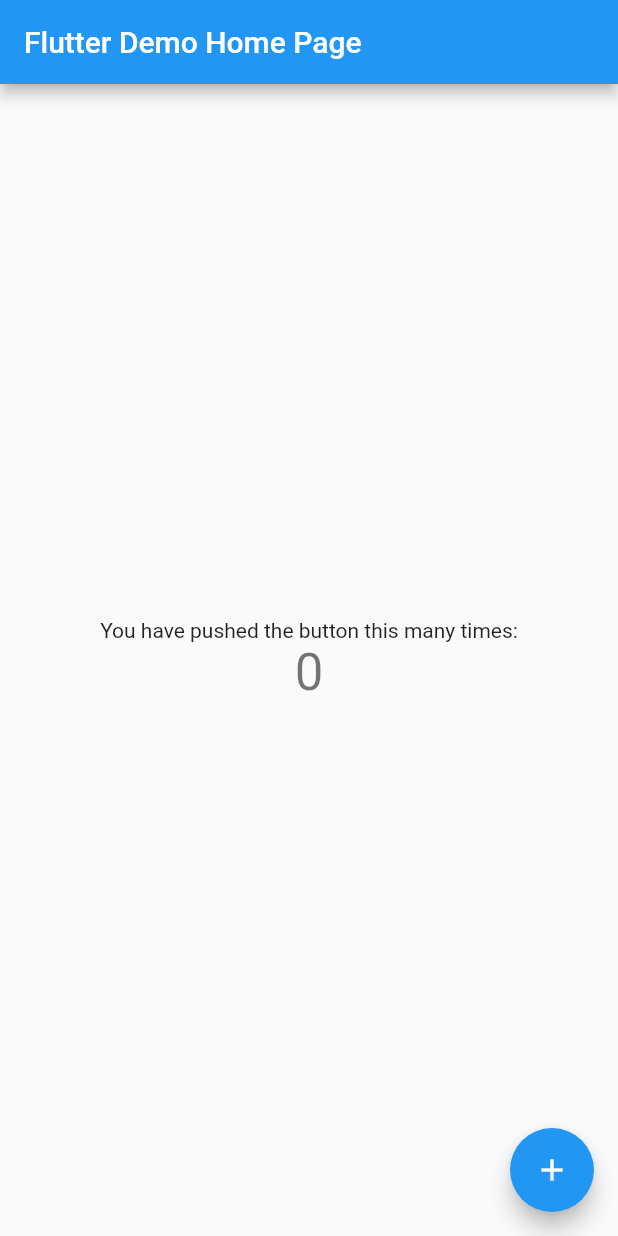
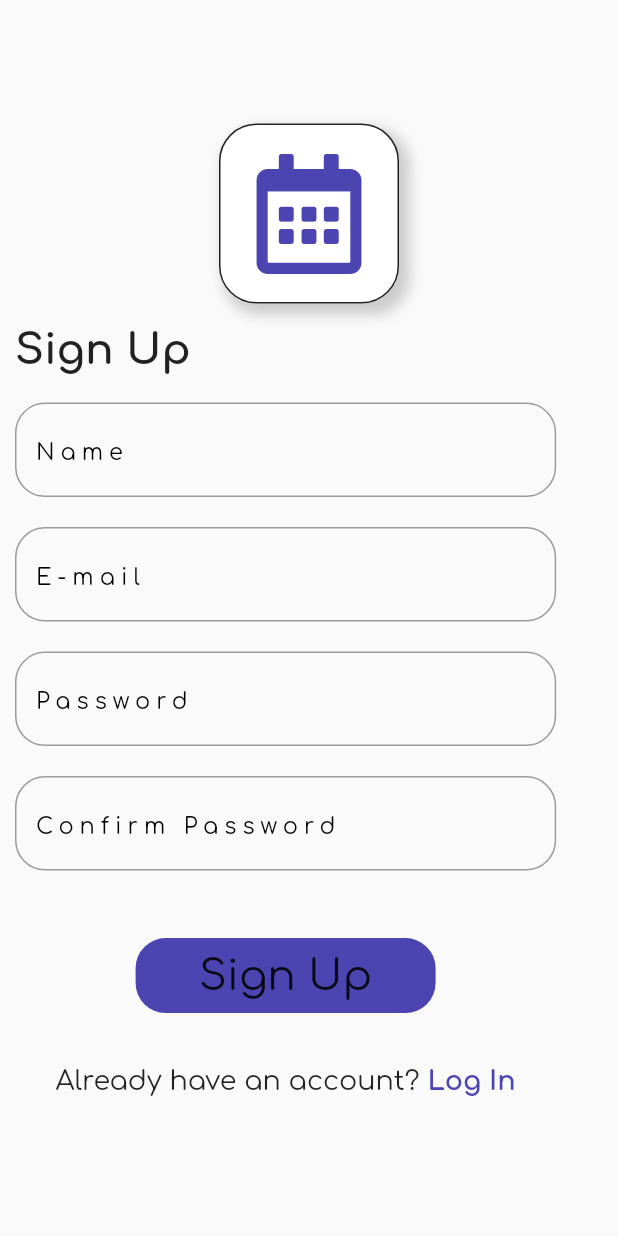
Before and after one commit to ompatel11/planner, a Flutter app: the screen it shows after launch, on a phone screen of 412 x 824 dp. Run offline on Flutter 3.47's test engine with Material 2 defaults, Android fonts, the phone set to English and light mode, and no system bars; our stand-ins replace font_awesome_flutter, google_fonts.

Commit message:
Added Sign Up Screen.

```diff
--- /dev/null
+++ b/planner/lib/Constants/constants.dart
@@ -0,0 +1,3 @@
+import 'package:flutter/material.dart';
+
+Color blueThemeColor = Color(0xff4C45B1);
--- /dev/null
+++ b/planner/lib/Screens/app.dart
@@ -0,0 +1,14 @@
+import 'package:flutter/material.dart';
+import 'package:planner/Screens/signup.dart';
+
+class Wrapper extends StatefulWidget {
+  @override
+  _WrapperState createState() => _WrapperState();
+}
+
+class _WrapperState extends State<Wrapper> {
+  @override
+  Widget build(BuildContext context) {
+    return SignupScreen();
+  }
+}
--- /dev/null
+++ b/planner/lib/Screens/signup.dart
@@ -0,0 +1,175 @@
+import 'package:flutter/material.dart';
+import 'package:font_awesome_flutter/font_awesome_flutter.dart';
+import 'package:google_fonts/google_fonts.dart';
+import 'package:planner/Constants/constants.dart';
+
+class SignupScreen extends StatefulWidget {
+  @override
+  _SignupScreenState createState() => _SignupScreenState();
+}
+
+class _SignupScreenState extends State<SignupScreen> {
+  @override
+  Widget build(BuildContext context) {
+    double w = MediaQuery.of(context).size.width;
+    double h = MediaQuery.of(context).size.height;
+
+    return Scaffold(
+      body:  Container(
+        child: Column(
+          children: [
+            Padding(
+              padding: EdgeInsets.only(top: h*0.1,bottom: 15),
+              child: Container(
+                width: 120,
+                height: 120,
+                decoration: BoxDecoration(
+                  color: Colors.white,
+                  border: Border.all(color:Colors.black87),
+                  borderRadius: BorderRadius.all(Radius.circular(25)),
+                  boxShadow: [
+                  BoxShadow(
+                    color: Colors.grey.withOpacity(0.5),
+                    spreadRadius: 2,
+                    blurRadius: 7,
+                    offset: Offset(5, 5), // changes position of shadow
+                    ),
+                  ],
+                ),
+                child: Center(child: FaIcon(FontAwesomeIcons.calendarAlt,size: 80,color: blueThemeColor,)),
+              ),
+
+            ),
+            Row(
+              children: [
+                Padding(
+                  padding: const EdgeInsets.only(left:10.0),
+                  child: Text("Sign Up",
+                  style: GoogleFonts.comfortaa(
+                    fontSize:28,
+                    color: Colors.black87,
+                    fontWeight: FontWeight.bold
+                  ),),
+                )
+              ],
+            ),
+            SizedBox(
+              height: 20.0,
+            ),
+            Form(
+              child: Padding(
+                padding:  EdgeInsets.only(left:10.0,right: w * 0.1),
+                child: Column(
+                  mainAxisAlignment: MainAxisAlignment.spaceEvenly,
+                  children: [
+                    TextField(
+                      style: TextStyle(
+                      fontSize: 20.0, color: blueThemeColor),
+                      decoration: InputDecoration(
+                     border: OutlineInputBorder(
+                          borderRadius:
+                            BorderRadius.all(Radius.circular(20.0))),
+                            hintText: 'Name',
+                            hintStyle: GoogleFonts.comfortaa(
+                            fontSize: 15.0,
+                            color: Colors.black,
+                            letterSpacing: 4.0),
+                      ),
+                    ),
+                    SizedBox(
+                      height: 20.0,
+                    ),
+                    TextField(
+                      style: TextStyle(
+                      fontSize: 20.0, color: blueThemeColor),
+                      decoration: InputDecoration(
+                     border: OutlineInputBorder(
+                          borderRadius:
+                            BorderRadius.all(Radius.circular(20.0))),
+                            hintText: 'E-mail',
+                            hintStyle: GoogleFonts.comfortaa(
+                            fontSize: 15.0,
+                            color: Colors.black,
+                            letterSpacing: 4.0),
+                      ),
+                    ),
+                    SizedBox(
+                      height: 20.0,
+                    ),
+                    TextField(
+                      style: TextStyle(
+                      fontSize: 20.0, color: blueThemeColor),
+                      decoration: InputDecoration(
+                     border: OutlineInputBorder(
+                          borderRadius:
+                            BorderRadius.all(Radius.circular(20.0))),
+                            hintText: 'Password',
+                            hintStyle: GoogleFonts.comfortaa(
+                            fontSize: 15.0,
+                            color: Colors.black,
+                            letterSpacing: 4.0),
+                      ),
+                    ),
+                    SizedBox(
+                      height: 20.0,
+                    ),
+                    TextField(
+                      style: TextStyle(
+                      fontSize: 20.0, color: blueThemeColor),
+                      decoration: InputDecoration(
+                     border: OutlineInputBorder(
+                          borderRadius:
+                            BorderRadius.all(Radius.circular(20.0))),
+                            hintText: 'Confirm Password',
+                            hintStyle: GoogleFonts.comfortaa(
+                            fontSize: 15.0,
+                            color: Colors.black,
+                            letterSpacing: 4.0),
+                      ),
+                    ),
+                    SizedBox(
+                      height: 45.0,
+                    ),
+                    Container(
+                      width: 200,
+                      height: 50,
+                      decoration: BoxDecoration(
+                        color:blueThemeColor,
+                        borderRadius: BorderRadius.all(Radius.circular(20))
+                      ),
+                      child: Center(child: Text("Sign Up",
+                      style: GoogleFonts.comfortaa(
+                        fontSize: 28,
+                        )),
+
+                      ),
+                    ),
+                    SizedBox(
+                      height:35.0
+                    ),
+                    Row(
+                      mainAxisAlignment:MainAxisAlignment.center,
+                      children: [
+                        Text("Already have an account?",
+                        style:GoogleFonts.comfortaa(
+                          fontSize: 18,
+                        )),
+                        Text(" Log In",
+                        style: GoogleFonts.comfortaa(
+                          fontSize: 18,
+                          color: blueThemeColor,
+                          fontWeight: FontWeight.bold
+                        ),),
+                      ],
+                    ),
+                  ],
+                ),
+              ),
+            )
+
+          ],
+        ),
+      )
+    );
+  }
+}
--- a/planner/lib/main.dart
+++ b/planner/lib/main.dart
@@ -1,117 +1,30 @@
 import 'package:flutter/material.dart';
+import 'package:planner/Screens/app.dart';
 
 void main() {
   runApp(MyApp());
 }
 
+
 class MyApp extends StatelessWidget {
-  // This widget is the root of your application.
   @override
   Widget build(BuildContext context) {
     return MaterialApp(
-      title: 'Flutter Demo',
-      theme: ThemeData(
-        // This is the theme of your application.
-        //
-        // Try running your application with "flutter run". You'll see the
-        // application has a blue toolbar. Then, without quitting the app, try
-        // changing the primarySwatch below to Colors.green and then invoke
-        // "hot reload" (press "r" in the console where you ran "flutter run",
-        // or simply save your changes to "hot reload" in a Flutter IDE).
-        // Notice that the counter didn't reset back to zero; the application
-        // is not restarted.
-        primarySwatch: Colors.blue,
-        // This makes the visual density adapt to the platform that you run
-        // the app on. For desktop platforms, the controls will be smaller and
-        // closer together (more dense) than on mobile platforms.
-        visualDensity: VisualDensity.adaptivePlatformDensity,
-      ),
-      home: MyHomePage(title: 'Flutter Demo Home Page'),
+      home: Wrapper(),
     );
+    // return StreamProvider<User>.value(
+    //   value: AuthService().user,
+    //     child: MaterialApp(
+    //       theme: ThemeData.dark(),
+    //       routes: {
+    //         '/new_task': (context) => Add_task(),
+    //         '/login': (context) => SignIn(),
+    //         '/register': (context) => Register(),
+    //         '/home':(context) => DefaultScreen(),
+    //       },
+    //     debugShowCheckedModeBanner: false,
+    //     home:  Wrapper(),
+    //   ),
+    // );
   }
 }
-
-class MyHomePage extends StatefulWidget {
-  MyHomePage({Key key, this.title}) : super(key: key);
-
-  // This widget is the home page of your application. It is stateful, meaning
-  // that it has a State object (defined below) that contains fields that affect
-  // how it looks.
-
-  // This class is the configuration for the state. It holds the values (in this
-  // case the title) provided by the parent (in this case the App widget) and
-  // used by the build method of the State. Fields in a Widget subclass are
-  // always marked "final".
-
-  final String title;
-
-  @override
-  _MyHomePageState createState() => _MyHomePageState();
-}
-
-class _MyHomePageState extends State<MyHomePage> {
-  int _counter = 0;
-
-  void _incrementCounter() {
-    setState(() {
-      // This call to setState tells the Flutter framework that something has
-      // changed in this State, which causes it to rerun the build method below
-      // so that the display can reflect the updated values. If we changed
-      // _counter without calling setState(), then the build method would not be
-      // called again, and so nothing would appear to happen.
-      _counter++;
-    });
-  }
-
-  @override
-  Widget build(BuildContext context) {
-    // This method is rerun every time setState is called, for instance as done
-    // by the _incrementCounter method above.
-    //
-    // The Flutter framework has been optimized to make rerunning build methods
-    // fast, so that you can just rebuild anything that needs updating rather
-    // than having to individually change instances of widgets.
-    return Scaffold(
-      appBar: AppBar(
-        // Here we take the value from the MyHomePage object that was created by
-        // the App.build method, and use it to set our appbar title.
-        title: Text(widget.title),
-      ),
-      body: Center(
-        // Center is a layout widget. It takes a single child and positions it
-        // in the middle of the parent.
-        child: Column(
-          // Column is also a layout widget. It takes a list of children and
-          // arranges them vertically. By default, it sizes itself to fit its
-          // children horizontally, and tries to be as tall as its parent.
-          //
-          // Invoke "debug painting" (press "p" in the console, choose the
-          // "Toggle Debug Paint" action from the Flutter Inspector in Android
-          // Studio, or the "Toggle Debug Paint" command in Visual Studio Code)
-          // to see the wireframe for each widget.
-          //
-          // Column has various properties to control how it sizes itself and
-          // how it positions its children. Here we use mainAxisAlignment to
-          // center the children vertically; the main axis here is the vertical
-          // axis because Columns are vertical (the cross axis would be
-          // horizontal).
-          mainAxisAlignment: MainAxisAlignment.center,
-          children: <Widget>[
-            Text(
-              'You have pushed the button this many times:',
-            ),
-            Text(
-              '$_counter',
-              style: Theme.of(context).textTheme.headline4,
-            ),
-          ],
-        ),
-      ),
-      floatingActionButton: FloatingActionButton(
-        onPressed: _incrementCounter,
-        tooltip: 'Increment',
-        child: Icon(Icons.add),
-      ), // This trailing comma makes auto-formatting nicer for build methods.
-    );
-  }
-}
```
Also changed, not shown: planner/pubspec.yaml (+7 -1 lines), planner/pubspec.lock, 1 other file.
